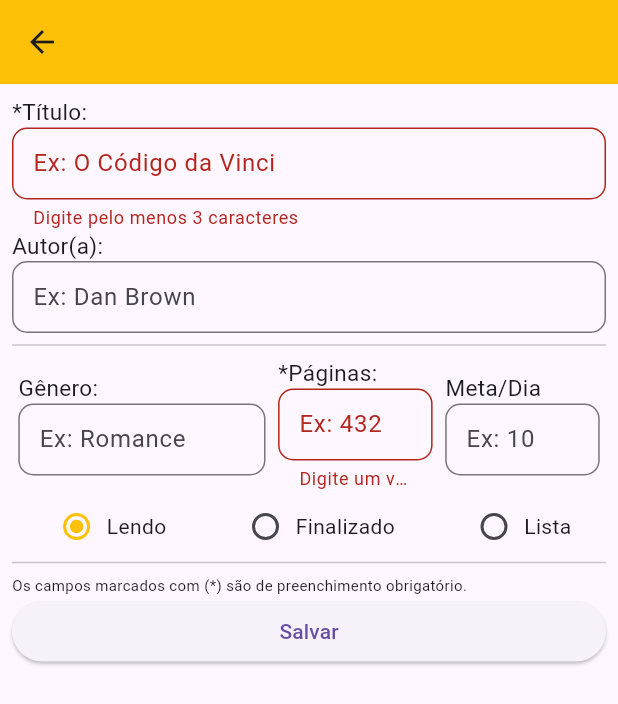
After one commit to joaomarcosmmc/guialeitura, a Flutter app: the LivroDetalhePage screen opened by its route, after a tap on "Salvar", on a phone screen of 412 x 824 dp. The commit adds this screen. Shown: the top 704 px of the screen. Run offline on Flutter 3.47's test engine with Material 3 defaults, Android fonts, the phone set to English and light mode, and no system bars.

Commit message:
Create LivrosDetalhePage

```diff
--- a/lib/components/livro_detalhe.dart
+++ /dev/null
@@ -1,29 +0,0 @@
-
-
-import 'package:flutter/material.dart';
-
-import '../models/livro.dart';
-
-
-class LivroDetalhe extends StatefulWidget {
-
-  const LivroDetalhe({
-
-    super.key});
-
-  @override
-  State<LivroDetalhe> createState() => _LivroDetalheState();
-}
-
-class _LivroDetalheState extends State<LivroDetalhe> {
-  @override
-  Widget build(BuildContext context) {
-    final livro = ModalRoute.of(context)!.settings.arguments as Livro;
-    return Scaffold(
-      appBar: AppBar(
-        centerTitle: true,
-        title: Text(livro.titulo),
-      ),
-      body: const Center(child:  Text('Detalhes do Livro')),);
-  }
-}
--- a/lib/main.dart
+++ b/lib/main.dart
@@ -1,10 +1,8 @@
 import 'package:flutter/material.dart';
-
-import 'package:guialeitura/components/livro_detalhe.dart';
-
 import 'package:guialeitura/dados/bd_livros.dart';
 import 'package:guialeitura/models/auth.dart';
 import 'package:guialeitura/pages/auth_or_home_page.dart';
+import 'package:guialeitura/pages/livros_detalhes_page.dart';
 
 import 'package:guialeitura/utils/routes.dart';
 import 'package:provider/provider.dart';
@@ -38,7 +36,7 @@ class MyApp extends StatelessWidget {
         debugShowCheckedModeBanner: false,
         routes: {
           RoutesPage().AUTH_OR_HOMEPAGE: (context) => const AuthOrHomePage(),
-          RoutesPage().LIVRODETALHE: (context) => const LivroDetalhe(),
+          RoutesPage().LIVRODETALHE: (context) => const LivroDetalhePage(),
         },
       ),
     );
--- /dev/null
+++ b/lib/pages/livros_detalhes_page.dart
@@ -0,0 +1,310 @@
+
+import 'package:flutter/material.dart';
+
+import 'package:guialeitura/models/auth.dart';
+
+import 'package:guialeitura/models/livro.dart';
+
+
+import 'package:provider/provider.dart';
+
+class LivroDetalhePage extends StatefulWidget {
+
+  const LivroDetalhePage(
+      {
+
+      super.key});
+
+  @override
+  State<LivroDetalhePage> createState() =>
+      _LivroDetalhepageState();
+}
+
+   TextEditingController? tituloText;
+   TextEditingController? autorText;
+   TextEditingController? generoText;
+   TextEditingController? paginasText;
+   TextEditingController? metaText;
+   TextEditingController? statusText;
+
+String status = 'lendo';
+
+final formKey = GlobalKey<FormState>();
+
+class _LivroDetalhepageState extends State<LivroDetalhePage> {
+  salvar() {
+    formKey.currentState!.validate();
+
+
+      Livro(
+        uid: Provider.of<Auth>(context, listen: false).uid ?? '',
+        titulo: tituloText!.text,
+        autor: autorText!.text.isEmpty ? '-' : autorText!.text,
+        genero: generoText!.text.isEmpty ? '-' : generoText!.text,
+        qtdPaginas: int.parse(paginasText!.text),
+        metaDia:
+            metaText!.text.isEmpty ? 0 : int.parse(metaText!.text),
+        status: status,
+        pagLidas: 0,
+
+    );
+
+    Navigator.of(context).pop();
+  }
+
+  @override
+  Widget build(BuildContext context) {
+    var espaco = MediaQuery.of(context);
+    return Scaffold(
+      appBar: AppBar(
+        backgroundColor: Colors.amber,
+      ),
+    body: //Padding(
+        // padding: EdgeInsets.only(
+        //      top: espaco.size.height * 0.05),
+        //child:
+         SingleChildScrollView(
+          child: Padding(
+            padding: const EdgeInsets.all(8.0),
+            child: Column(
+
+              children: [
+
+                Form(
+                  key: formKey,
+                  child: Column(
+                    crossAxisAlignment: CrossAxisAlignment.stretch,
+                    children: [
+
+                          SizedBox(
+                            width: espaco.size.width * 0.45,
+                            child: Column(
+                              crossAxisAlignment: CrossAxisAlignment.start,
+                              children: [
+                                const Text(
+                                  '*Título:',
+                                  style: TextStyle(fontSize: 15),
+                                ),
+                                TextFormField(
+                                  controller: tituloText,
+                                  validator: (value) {
+                                    if (value!.length < 3) {
+                                      return 'Digite pelo menos 3 caracteres';
+                                    } else {
+                                      return null;
+                                    }
+                                  },
+                                  decoration: InputDecoration(
+                                      contentPadding: const EdgeInsets.all(10),
+                                      label: const Text('Ex: O Código da Vinci'),
+                                      floatingLabelBehavior:
+                                          FloatingLabelBehavior.never,
+                                      border: OutlineInputBorder(
+                                        borderRadius: BorderRadius.circular(10),
+                                      )),
+                                ),
+                              ],
+                            ),
+                          ),
+                          SizedBox(
+                            width: espaco.size.width * 0.45,
+                            child: Column(
+                              crossAxisAlignment: CrossAxisAlignment.start,
+                              children: [
+                                const Text(
+                                  'Autor(a):',
+                                  style: TextStyle(fontSize: 15),
+                                ),
+                                TextFormField(
+                                  controller: autorText,
+                                  decoration: InputDecoration(
+                                      contentPadding: const EdgeInsets.all(10),
+                                      label: const Text('Ex: Dan Brown'),
+                                      floatingLabelBehavior:
+                                          FloatingLabelBehavior.never,
+                                      border: OutlineInputBorder(
+                                        borderRadius: BorderRadius.circular(10),
+                                      )),
+                                ),
+                              ],
+                            ),
+                          ),
+
+
+                      const Divider(),
+                      Row(
+                        mainAxisAlignment: MainAxisAlignment.spaceAround,
+                        children: [
+                          SizedBox(
+                            width: MediaQuery.of(context).size.width * 0.4,
+                            child: Column(
+                              crossAxisAlignment: CrossAxisAlignment.start,
+                              children: [
+                                const Text(
+                                  'Gênero:',
+                                  style: TextStyle(fontSize: 15),
+                                ),
+                                TextFormField(
+                                  controller: generoText,
+                                  decoration: InputDecoration(
+                                      contentPadding: const EdgeInsets.all(10),
+                                      label: const Text('Ex: Romance'),
+                                      floatingLabelBehavior:
+                                          FloatingLabelBehavior.never,
+                                      border: OutlineInputBorder(
+                                        borderRadius: BorderRadius.circular(10),
+                                      )),
+                                ),
+                              ],
+                            ),
+                          ),
+                          SizedBox(
+                            width: MediaQuery.of(context).size.width * 0.25,
+                            child: Column(
+                              crossAxisAlignment: CrossAxisAlignment.start,
+                              children: [
+                                const Text(
+                                  '*Páginas:',
+                                  style: TextStyle(fontSize: 15),
+                                ),
+                                SizedBox(
+                                  width: MediaQuery.of(context).size.width * 0.40,
+                                  child: TextFormField(
+                                    controller: paginasText,
+                                    validator: (value) {
+                                      if (value!.trim().isEmpty) {
+                                        return 'Digite um valor!';
+                                      } else if (int.parse(value) < 1) {
+                                        return 'Digite um número válido';
+                                      } else {
+                                        return null;
+                                      }
+                                    },
+                                    keyboardType: TextInputType.number,
+                                    decoration: InputDecoration(
+                                        contentPadding: const EdgeInsets.all(10),
+                                        label: const Text('Ex: 432'),
+                                        floatingLabelBehavior:
+                                            FloatingLabelBehavior.never,
+                                        border: OutlineInputBorder(
+                                          borderRadius: BorderRadius.circular(10),
+                                        )),
+                                  ),
+                                ),
+                              ],
+                            ),
+                          ),
+                          SizedBox(
+                            width: MediaQuery.of(context).size.width * 0.25,
+                            child: Column(
+                              crossAxisAlignment: CrossAxisAlignment.start,
+                              children: [
+                                const Text(
+                                  'Meta/Dia',
+                                  style: TextStyle(fontSize: 15),
+                                ),
+                                SizedBox(
+                                  width: MediaQuery.of(context).size.width * 0.40,
+                                  child: TextFormField(
+                                    controller: metaText,
+                                    keyboardType: TextInputType.number,
+                                    decoration: InputDecoration(
+                                        contentPadding: const EdgeInsets.all(10),
+                                        label: const Text('Ex: 10'),
+                                        floatingLabelBehavior:
+                                            FloatingLabelBehavior.never,
+                                        border: OutlineInputBorder(
+                                          borderRadius: BorderRadius.circular(10),
+                                        )),
+                                  ),
+                                ),
+                              ],
+                            ),
+                          ),
+                        ],
+                      ),
+                      SizedBox(
+                        height: 40,
+                        child: Row(
+                            mainAxisAlignment: MainAxisAlignment.spaceAround,
+                            children: [
+                              Padding(
+                                padding: const EdgeInsets.only(top: 8.0),
+                                child: SizedBox(
+                                  child: Row(
+                                    children: [
+                                      Radio(
+                                        materialTapTargetSize:
+                                            MaterialTapTargetSize.values.last,
+                                        activeColor: Colors.amber,
+                                        value: 'lendo',
+                                        groupValue: status,
+                                        onChanged: (value) => setState(() {
+                                          status = 'lendo';
+                                        }),
+                                      ),
+                                      const Text('Lendo'),
+                                    ],
+                                  ),
+                                ),
+                              ),
+                              Padding(
+                                padding: const EdgeInsets.only(top: 8.0),
+                                child: SizedBox(
+                                  child: Row(
+                                    children: [
+                                      Radio(
+                                        materialTapTargetSize:
+                                            MaterialTapTargetSize.values.last,
+                                        activeColor: Colors.amber,
+                                        value: 'finalizado',
+                                        groupValue: status,
+                                        onChanged: (value) => setState(() {
+                                          status = 'finalizado';
+                                        }),
+                                      ),
+                                      const Text('Finalizado'),
+                                    ],
+                                  ),
+                                ),
+                              ),
+                              Padding(
+                                padding: const EdgeInsets.only(top: 8.0),
+                                child: SizedBox(
+                                  child: Row(
+                                    children: [
+                                      Radio(
+                                        materialTapTargetSize:
+                                            MaterialTapTargetSize.values.last,
+                                        activeColor: Colors.amber,
+                                        value: 'lista',
+                                        groupValue: status,
+                                        onChanged: (value) => setState(() {
+                                          status = 'lista';
+                                        }),
+                                      ),
+                                      const Text('Lista'),
+                                    ],
+                                  ),
+                                ),
+                              ),
+                            ]),
+                      ),
+                      const Divider(),
+                      const Text(
+                        'Os campos marcados com (*) são de preenchimento obrigatório.',
+                        style: TextStyle(fontSize: 10),
+                      ),
+                      ElevatedButton(
+                          onPressed: salvar, child: const Text('Salvar'))
+                    ],
+                  ),
+                ),
+              ],
+            ),
+          ),
+        ),
+      // ),
+    );
+  }
+}
--- a/lib/pages/page_detalhes_livros.dart
+++ /dev/null
@@ -1,23 +0,0 @@
-
-import 'package:flutter/material.dart';
-
-import '../models/livro.dart';
-
-class Detalhes extends StatelessWidget {
-  final Livro livro;
-  const Detalhes({
-    required this.livro,
-    super.key});
-
-  @override
-  Widget build(BuildContext context) {
-    return Scaffold(
-      appBar: AppBar(
-        title: Text(livro.titulo),
-      ),
-      body: const Center(
-        child: Text('Detalhes do livro!'),
-      ),
-    );
-  }
-}
```
